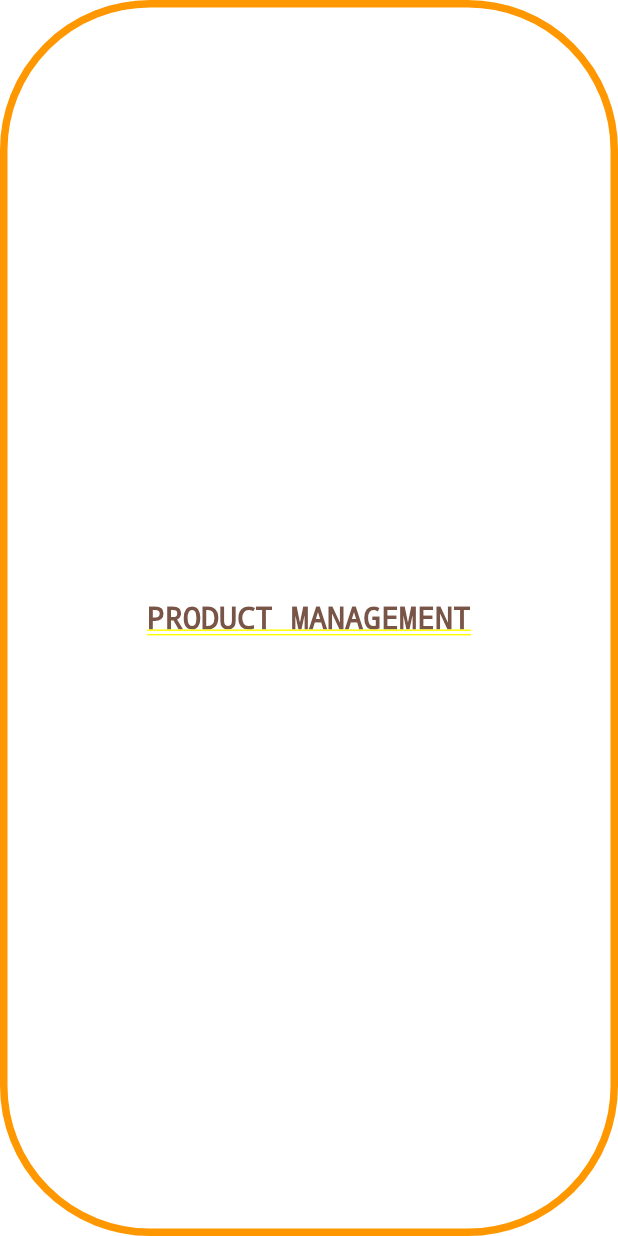
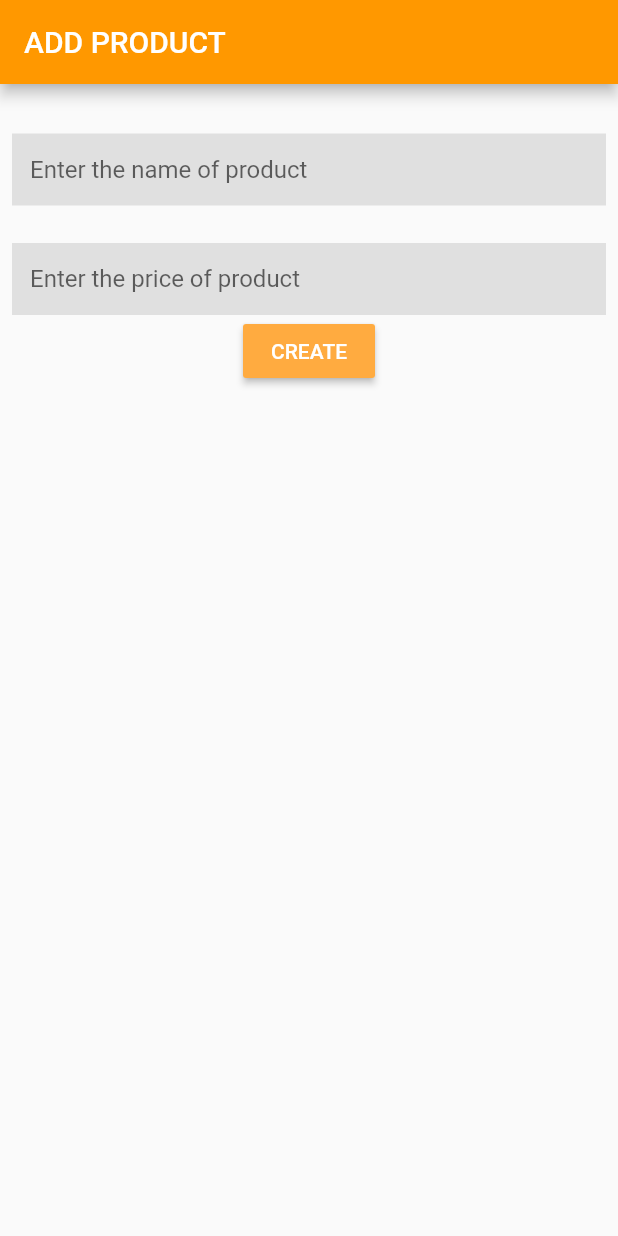
Before and after one commit to eliffkaragoz/MarketMobilApp, a Flutter app: the ManagerHome screen opened directly, after a tap on "PRODUCT MANAGEMENT", on a phone screen of 412 x 824 dp. Run offline on Flutter 3.47's test engine with Material 2 defaults, Android fonts, the phone set to English and light mode, and no system bars; our stand-ins replace cloud_firestore, firebase_auth, firebase_core, firebase_dynamic_links, google_fonts; accounts and stored records are empty.

Commit message:
Eklemeler yapıldı

```diff
--- a/lib/src/Manager/ManagerHome.dart
+++ b/lib/src/Manager/ManagerHome.dart
@@ -1,7 +1,8 @@
 import 'package:firebase_auth/firebase_auth.dart';
 import 'package:flutter/material.dart';
 import 'package:flutter_final_odevi/BackGround/BackGroundMain.dart';
-import 'package:flutter_final_odevi/src/Manager/ManagerHome/CourierManagement.dart';
+import 'file:///D:/flutter_calismalar/flutter_final_odevi/lib/src/Manager/ManagerHome/CourierManagement/CourierCRUDPage.dart';
+import 'package:flutter_final_odevi/src/Manager/ManagerHome/ProductManagement/ProductCRUDPage.dart';
 import 'package:flutter_final_odevi/src/Manager/ManagerHome/courierTracking.dart';
 import 'file:///D:/flutter_calismalar/flutter_final_odevi/lib/src/Courier/courier.dart';
 import 'package:google_fonts/google_fonts.dart';
@@ -34,8 +35,8 @@ class _ManagerHomeState extends State<ManagerHome> {
   Widget productManagementButton() {
     return InkWell(
       onTap: () {
-        Navigator.push(context,
-            MaterialPageRoute(builder: (context) => productManagementButton()));
+        Navigator.push(
+            context, MaterialPageRoute(builder: (context) => ProductManager()));
       },
       child: Container(
         width: MediaQuery.of(context).size.width,
--- /dev/null
+++ b/lib/src/Manager/ManagerHome/ProductManagement/ProductCRUDPage.dart
@@ -0,0 +1,178 @@
+import 'dart:math';
+import 'package:flutter/material.dart';
+import 'package:cloud_firestore/cloud_firestore.dart';
+
+class ProductManager extends StatelessWidget {
+  // This widget is the root of your application.
+  @override
+  Widget build(BuildContext context) {
+    return MaterialApp(
+      debugShowCheckedModeBanner: false,
+      title: 'Flutter Demo',
+      theme: ThemeData(
+        primarySwatch: Colors.orange,
+      ),
+      home: ProductCRUDPage(),
+    );
+  }
+}
+
+class ProductCRUDPage extends StatefulWidget {
+  @override
+  _ProductCRUDPageState createState() => _ProductCRUDPageState();
+}
+
+class _ProductCRUDPageState extends State<ProductCRUDPage> {
+  String id;
+  final db = Firestore.instance;
+  final _formKey = GlobalKey<FormState>();
+  String name;
+  String price;
+
+  Card buildItem(DocumentSnapshot doc) {
+    return Card(
+      color: Colors.white12,
+      child: Padding(
+        padding: const EdgeInsets.all(8.0),
+        child: Column(
+          crossAxisAlignment: CrossAxisAlignment.start,
+          children: <Widget>[
+            Text(
+              'NAME:  ${doc['name']}',
+              style: TextStyle(color: Colors.brown, fontSize: 24),
+            ),
+            Text(
+              'PRICE :  ${doc['price']} ₺',
+              style: TextStyle(color: Colors.brown, fontSize: 24),
+            ),
+            SizedBox(height: 12),
+            Row(
+              mainAxisAlignment: MainAxisAlignment.end,
+              children: <Widget>[
+                FlatButton(
+                  onPressed: () => updateData(doc),
+                  child: Text('Update ', style: TextStyle(color: Colors.white)),
+                  color: Colors.orangeAccent,
+                ),
+                SizedBox(width: 8),
+                FlatButton(
+                  onPressed: () => deleteData(doc),
+                  color: Colors.orangeAccent,
+                  child: Text('Delete', style: TextStyle(color: Colors.white)),
+                ),
+              ],
+            )
+          ],
+        ),
+      ),
+    );
+  }
+
+  TextFormField buildTextFormField() {
+    return TextFormField(
+      decoration: InputDecoration(
+        border: InputBorder.none,
+        hintText: 'Enter the name of product',
+        fillColor: Colors.grey[300],
+        filled: true,
+      ),
+      validator: (value) {
+        if (value.isEmpty) {
+          return 'Please enter some text';
+        }
+      },
+      onSaved: (value) => name = value,
+    );
+  }
+
+  TextFormField buildTextFormField2() {
+    return TextFormField(
+      decoration: InputDecoration(
+        border: InputBorder.none,
+        hintText: 'Enter the price of product',
+        fillColor: Colors.grey[300],
+        filled: true,
+      ),
+      validator: (value) {
+        if (value.isEmpty) {
+          return 'Please enter some text';
+        }
+      },
+      onSaved: (value) => price = value,
+    );
+  }
+
+  @override
+  Widget build(BuildContext context) {
+    return Scaffold(
+      appBar: AppBar(
+        title: Text(
+          'ADD PRODUCT',
+          style: TextStyle(color: Colors.white),
+        ),
+      ),
+      body: ListView(
+        padding: EdgeInsets.all(8),
+        children: <Widget>[
+          Column(children: <Widget>[
+            Form(
+                key: _formKey,
+                child: Column(children: <Widget>[
+                  SizedBox(
+                    height: 25,
+                  ),
+                  buildTextFormField(),
+                  SizedBox(
+                    height: 25,
+                  ),
+                  buildTextFormField2(),
+                ])),
+          ]),
+          Row(
+            mainAxisAlignment: MainAxisAlignment.spaceEvenly,
+            children: <Widget>[
+              RaisedButton(
+                onPressed: createData,
+                color: Colors.orangeAccent,
+                child: Text('CREATE', style: TextStyle(color: Colors.white)),
+              ),
+            ],
+          ),
+          StreamBuilder<QuerySnapshot>(
+            stream: db.collection('ProductCRUD').snapshots(),
+            builder: (context, snapshot) {
+              if (snapshot.hasData) {
+                return Column(
+                    children: snapshot.data.documents
+                        .map((doc) => buildItem(doc))
+                        .toList());
+              } else {
+                return SizedBox();
+              }
+            },
+          )
+        ],
+      ),
+    );
+  }
+
+  void createData() async {
+    if (_formKey.currentState.validate()) {
+      _formKey.currentState.save();
+      DocumentReference ref = await db
+          .collection('ProductCRUD')
+          .add({'price': '$price', 'name': '$name '});
+      setState(() => id = ref.documentID);
+      print(ref.documentID);
+    }
+  }
+
+  void updateData(DocumentSnapshot doc) async {
+    await db.collection('ProductCRUD').document(doc.documentID).updateData({});
+  }
+
+  void deleteData(DocumentSnapshot doc) async {
+    await db.collection('ProductCRUD').document(doc.documentID).delete();
+    setState(() => id = null);
+  }
+}
--- a/lib/src/Manager/ManagerHome/productManagement.dart
+++ b/lib/src/User/UserHome/CreateOrder/OrderList.dart
@@ -1,6 +1,6 @@
 import 'package:flutter/material.dart';
 
-class productManagement extends StatelessWidget {
+class OrderList extends StatelessWidget {
   @override
   Widget build(BuildContext context) {
     return Container();
```
Also changed, not shown: lib/src/Manager/ManagerHome/CourierManagement.dart (deleted, +0 -8 lines), lib/src/Manager/ManagerHome/CourierManagement/CourierCRUDPage.dart (added, +179 -0 lines), lib/src/User/UserHome/CreateOrder/ProductListForOrder.dart (added, +77 -0 lines), lib/src/User/UserHome/createOrder.dart (+42 -2 lines), lib/src/User/userHome.dart (+4 -3 lines).
